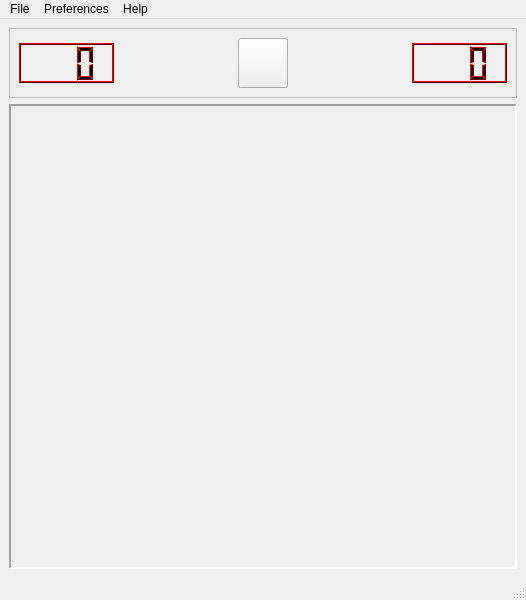
Before: the Qt Designer form forms/mainwindow.ui in Pinguinsan/QMineSweeper, drawn with Qt 5.
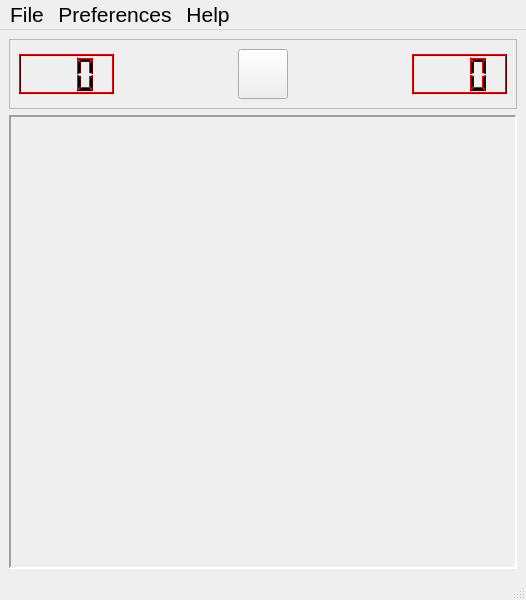
After: the same form once the commit is applied.

Patch:
```diff
--- a/forms/mainwindow.ui
+++ b/forms/mainwindow.ui
@@ -1017,10 +1017,20 @@
      <x>0</x>
      <y>0</y>
      <width>526</width>
-     <height>20</height>
+     <height>30</height>
     </rect>
    </property>
+   <property name="font">
+    <font>
+     <pointsize>16</pointsize>
+    </font>
+   </property>
    <widget class="QMenu" name="menuFile">
+    <property name="font">
+     <font>
+      <pointsize>16</pointsize>
+     </font>
+    </property>
     <property name="title">
      <string>File</string>
     </property>
@@ -1030,6 +1040,11 @@
     <addaction name="actionQuit"/>
    </widget>
    <widget class="QMenu" name="menuPreferences">
+    <property name="font">
+     <font>
+      <pointsize>16</pointsize>
+     </font>
+    </property>
     <property name="title">
      <string>Preferences</string>
     </property>
@@ -1047,6 +1062,11 @@
     <addaction name="menuLanguage"/>
    </widget>
    <widget class="QMenu" name="menuHelp">
+    <property name="font">
+     <font>
+      <pointsize>16</pointsize>
+     </font>
+    </property>
     <property name="title">
      <string>Help</string>
     </property>
```
